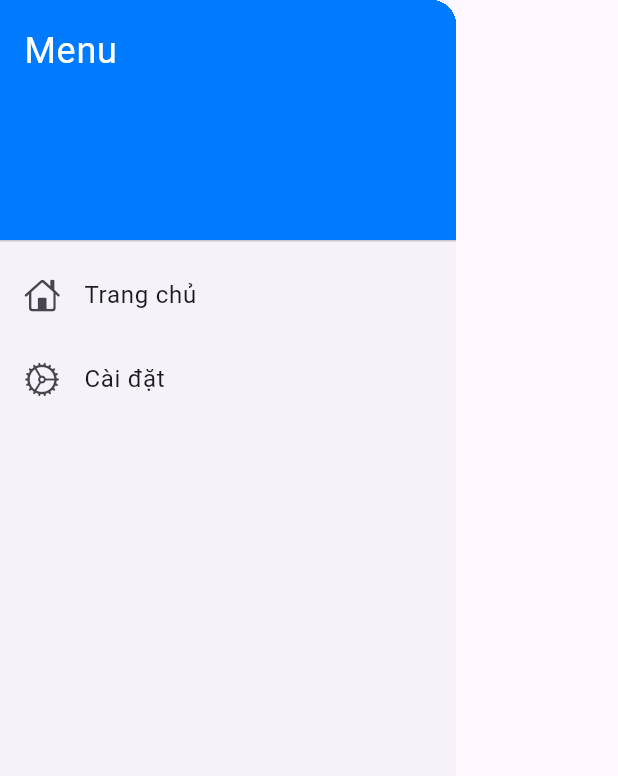
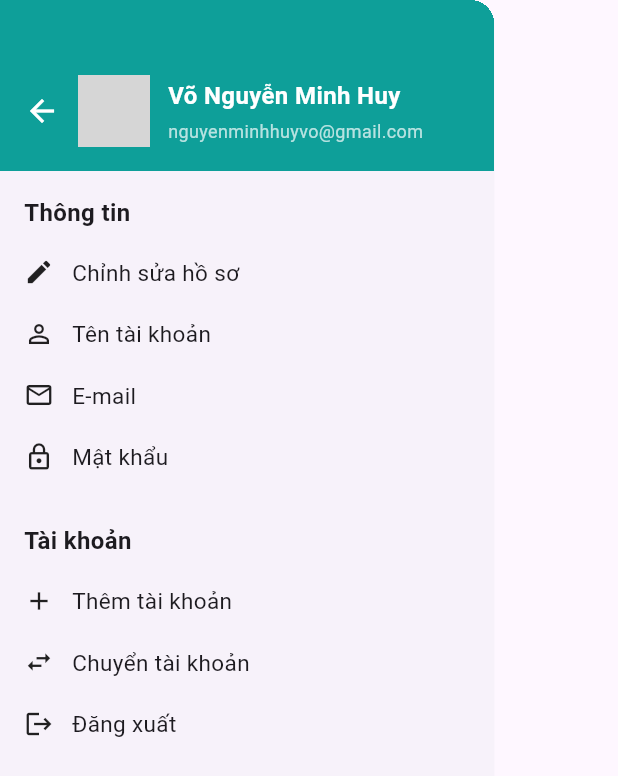
Before and after one commit to tasnimislamraisa/FathSoft, a Flutter app: the CustomDrawer widget shown alone on an empty page, opened directly, on a phone screen of 412 x 824 dp. Shown: the top 776 px of the screen. Run offline on Flutter 3.47's test engine with Material 3 defaults, Android fonts, the light colour scheme and no system bars; our stand-ins replace get, logger, shared_preferences; accounts and stored records are empty; grey boxes are pictures that could not be loaded.

Commit message:
added drawer

```diff
--- a/task_1_ios_app/lib/presentation/screens/home-screen/home-screen-widgets/home-custom-drawer.dart
+++ b/task_1_ios_app/lib/presentation/screens/home-screen/home-screen-widgets/home-custom-drawer.dart
@@ -6,23 +6,99 @@ class CustomDrawer extends StatelessWidget {
   @override
   Widget build(BuildContext context) {
     return Drawer(
-      child: ListView(
-        padding: EdgeInsets.zero,
+      width: MediaQuery.of(context).size.width * 0.8,
+      child: Column(
+        crossAxisAlignment: CrossAxisAlignment.start,
         children: [
-          DrawerHeader(
-            decoration: BoxDecoration(color: CupertinoColors.activeBlue),
-            child: Text("Menu",
-                style: TextStyle(color: Colors.white, fontSize: 24)),
+          // 🧑 Header
+          Container(
+            color: AppColors.themeColor,
+            padding: EdgeInsets.only(top: 50, bottom: 16, left: 16, right: 16),
+            child: Row(
+              children: [
+                GestureDetector(
+                  onTap: () => Navigator.pop(context),
+                  child: Icon(Icons.arrow_back, color: Colors.white),
+                ),
+                SizedBox(width: 12),
+                CircleAvatar(
+                  radius: 24,
+                  backgroundImage: AssetImage(
+                      'assets/images/profile.jpg'), // 👤 Your profile image asset
+                ),
+                SizedBox(width: 12),
+                Expanded(
+                  child: Column(
+                    crossAxisAlignment: CrossAxisAlignment.start,
+                    children: [
+                      Text(
+                        'Võ Nguyễn Minh Huy',
+                        style: TextStyle(
+                          color: Colors.white,
+                          fontWeight: FontWeight.w600,
+                          fontSize: 16,
+                          overflow: TextOverflow.ellipsis,
+                        ),
+                      ),
+                      SizedBox(height: 4),
+                      Text(
+                        'nguyenminhhuyvo@gmail.com',
+                        style: TextStyle(
+                          color: Colors.white70,
+                          fontSize: 12,
+                          overflow: TextOverflow.ellipsis,
+                        ),
+                      ),
+                    ],
+                  ),
+                )
+              ],
+            ),
           ),
-          ListTile(
-            leading: Icon(CupertinoIcons.home),
-            title: Text("Trang chủ"),
-            onTap: () {},
+
+          SizedBox(height: 16),
+
+          // 🔹 Section 1: Thông tin
+          Padding(
+            padding: const EdgeInsets.symmetric(horizontal: 16),
+            child: Text('Thông tin',
+                style: TextStyle(fontWeight: FontWeight.bold, fontSize: 16)),
           ),
-          ListTile(
-            leading: Icon(CupertinoIcons.settings),
-            title: Text("Cài đặt"),
-            onTap: () {},
+          SizedBox(height: 8),
+          drawerItem(Icons.edit, 'Chỉnh sửa hồ sơ'),
+          drawerItem(Icons.person_outline, 'Tên tài khoản'),
+          drawerItem(Icons.email_outlined, 'E-mail'),
+          drawerItem(Icons.lock_outline, 'Mật khẩu'),
+
+          SizedBox(height: 24),
+
+          // 🔹 Section 2: Tài khoản
+          Padding(
+            padding: const EdgeInsets.symmetric(horizontal: 16),
+            child: Text('Tài khoản',
+                style: TextStyle(fontWeight: FontWeight.bold, fontSize: 16)),
+          ),
+          SizedBox(height: 8),
+          drawerItem(Icons.add, 'Thêm tài khoản'),
+          drawerItem(Icons.swap_horiz, 'Chuyển tài khoản'),
+          drawerItem(Icons.logout, 'Đăng xuất'),
+        ],
+      ),
+    );
+  }
+
+  Widget drawerItem(IconData icon, String title) {
+    return Padding(
+      padding: const EdgeInsets.symmetric(horizontal: 16, vertical: 10),
+      child: Row(
+        children: [
+          Icon(icon, size: 20),
+          SizedBox(width: 12),
+          Expanded(
+            child: Text(
+              title,
+              style: TextStyle(fontSize: 15),
+            ),
           ),
         ],
       ),
```
Also changed, not shown: task_1_ios_app/lib/presentation/screens/home-screen/home-screen-widgets/drawer-items.dart (+22 -8 lines), task_1_ios_app/lib/presentation/screens/home-screen/home-screen.dart (+16 -9 lines).
